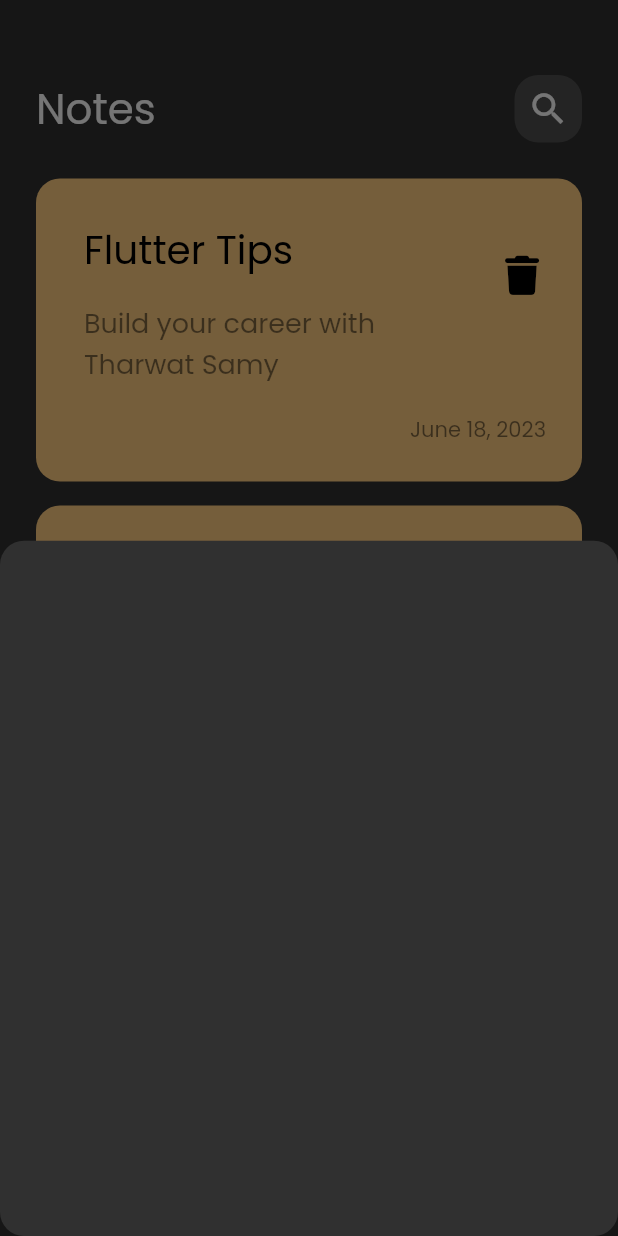
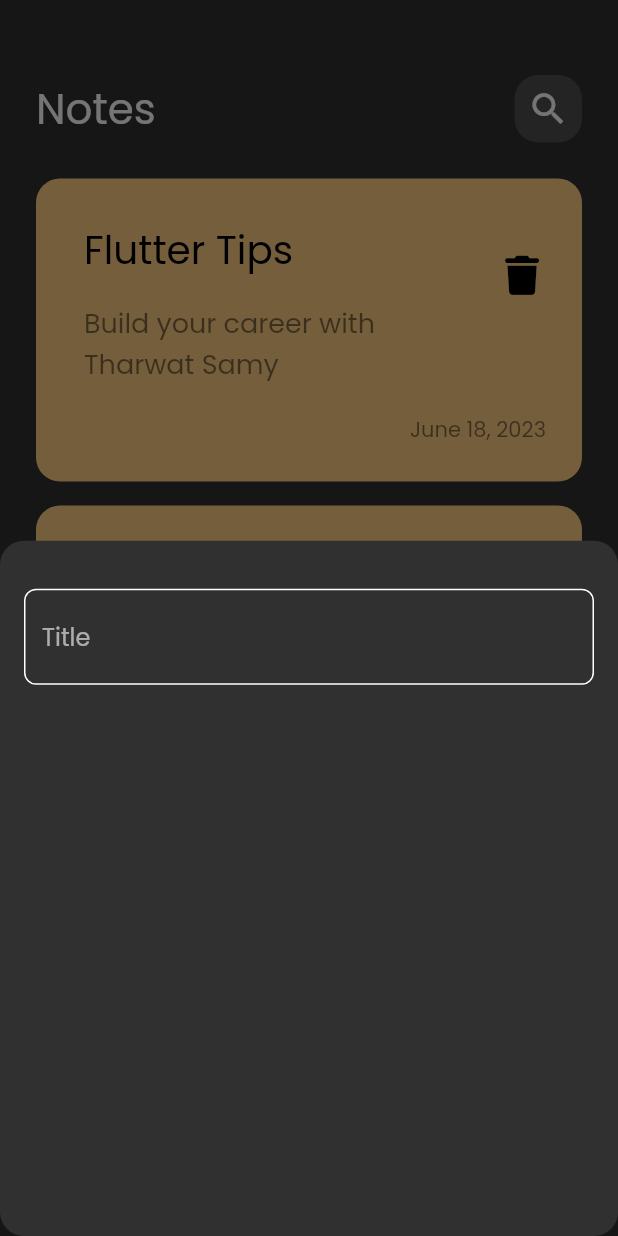
Before and after one commit to MustafaFawzy229/notes_app, a Flutter app: the screen it shows after launch, after a tap on the "add" icon, on a phone screen of 412 x 824 dp. Run offline on Flutter 3.47's test engine with Material 2 defaults, Android fonts, the phone set to English and light mode, and no system bars; our stand-ins replace font_awesome_flutter.

Commit message:
custom text field create

```diff
--- /dev/null
+++ b/lib/constants.dart
@@ -0,0 +1,3 @@
+import 'package:flutter/material.dart';
+
+const kPrimaryColor = Color(0xff62FCD7);
--- a/lib/views/add_note_bottom_sheet.dart
+++ /dev/null
@@ -1,10 +0,0 @@
-import 'package:flutter/material.dart';
-
-class AddNoteButtonSheet extends StatelessWidget {
-  const AddNoteButtonSheet({super.key});
-
-  @override
-  Widget build(BuildContext context) {
-    return Container();
-  }
-}
--- a/lib/views/notes_view.dart
+++ b/lib/views/notes_view.dart
@@ -1,6 +1,6 @@
 import 'package:flutter/material.dart';
-import 'add_note_bottom_sheet.dart';
-import 'notes_view_body.dart';
+import 'package:note_app/views/widgets/add_note_bottom_sheet.dart';
+import 'package:note_app/views/widgets/notes_view_body.dart';
 
 class NotesView extends StatelessWidget {
   const NotesView({super.key});
--- /dev/null
+++ b/lib/views/widgets/add_note_bottom_sheet.dart
@@ -0,0 +1,23 @@
+import 'package:flutter/material.dart';
+import 'package:note_app/views/widgets/custom_text_field.dart';
+
+class AddNoteButtonSheet extends StatelessWidget {
+  const AddNoteButtonSheet({super.key});
+
+  @override
+  Widget build(BuildContext context) {
+    return Padding(
+      padding: const EdgeInsets.symmetric(
+        horizontal: 16,
+      ),
+      child: Column(
+        children: [
+          SizedBox(
+            height: 32,
+          ),
+          CustomTextField(),
+        ],
+      ),
+    );
+  }
+}
--- /dev/null
+++ b/lib/views/widgets/custom_text_field.dart
@@ -0,0 +1,28 @@
+import 'package:flutter/material.dart';
+import 'package:note_app/constants.dart';
+
+class CustomTextField extends StatelessWidget {
+  const CustomTextField({super.key});
+
+  @override
+  Widget build(BuildContext context) {
+    return TextField(
+      cursorColor: kPrimaryColor,
+      decoration: InputDecoration(
+        hintText: 'Title',
+        border: BorderBuild(),
+        enabledBorder: BorderBuild(),
+        focusedBorder: BorderBuild(kPrimaryColor),
+      ),
+    );
+  }
+
+  OutlineInputBorder BorderBuild([color]) {
+    return OutlineInputBorder(
+      borderRadius: BorderRadius.circular(8),
+      borderSide: BorderSide(
+        color: color ?? Colors.white,
+      ),
+    );
+  }
+}
```
Also changed, not shown: lib/views/widgets/custom_app_bar.dart (renamed from lib/views/custom_app_bar.dart), lib/views/widgets/custom_note_item.dart (renamed from lib/views/custom_note_item.dart), lib/views/widgets/custom_search_icon.dart (renamed from lib/views/custom_search_icon.dart), lib/views/widgets/notes_list_view.dart (renamed from lib/views/notes_list_view.dart), lib/views/widgets/notes_view_body.dart (renamed from lib/views/notes_view_body.dart).
